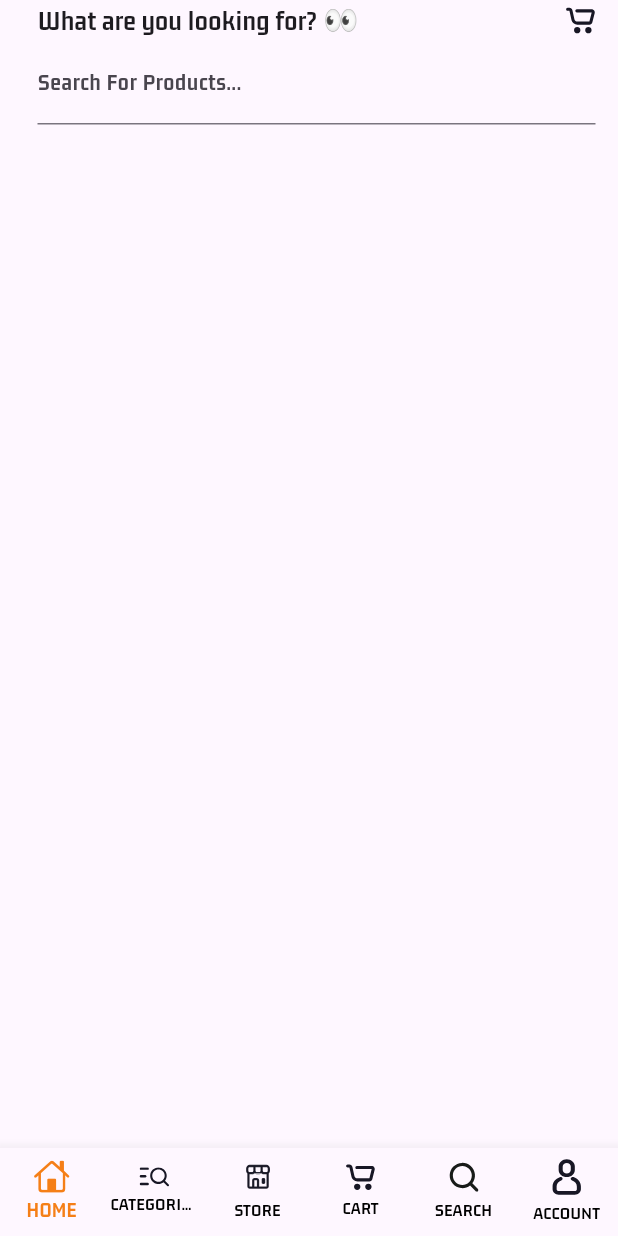
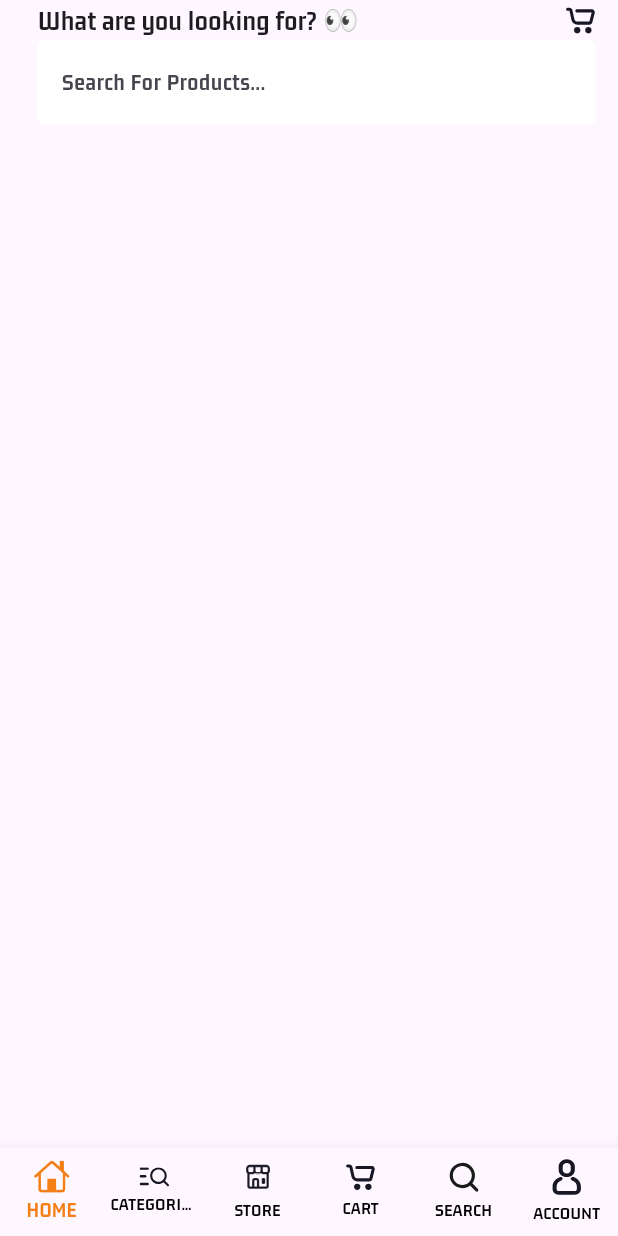
Before and after one commit to adogbeji/FlutterPracticeApp2, a Flutter app: the screen it shows after launch, on a phone screen of 412 x 824 dp. Run offline on Flutter 3.47's test engine with Material 3 defaults, Android fonts, the phone set to English and light mode, and no system bars; our stand-ins replace flutter_svg.

Commit message:
Add more styling for search bar in buyers home screen

```diff
--- a/lib/views/buyers/nav_screens/home_screens.dart
+++ b/lib/views/buyers/nav_screens/home_screens.dart
@@ -36,7 +36,13 @@ class HomeScreen extends StatelessWidget {
           // SEARCH BAR
           const TextField(
             decoration: InputDecoration(
+              fillColor: Colors.white,
+              filled: true,
               labelText: 'Search For Products...',
+              hintText: 'Search Here',
+              border: OutlineInputBorder(
+                borderSide: BorderSide.none,
+              ),
             ),
           ),
         ],
```
